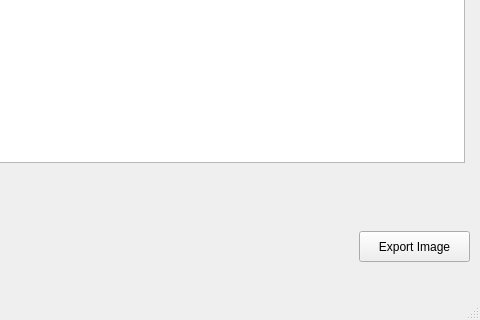
Above: mainwindowqt.ui from rozman123/MyImageProccesingApp before the change; both pictures show x 751 to 1231 and y 299 to 619 of the 1231 by 619 pixel window. Below: the same form after it.
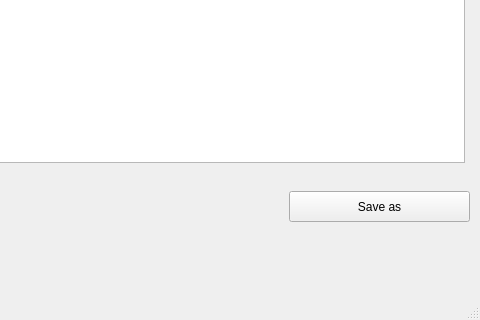
That is the form after the change.

Patch:
```diff
--- a/mainwindowqt.ui
+++ b/mainwindowqt.ui
@@ -216,14 +216,14 @@
    <widget class="QPushButton" name="exportImage">
     <property name="geometry">
      <rect>
-      <x>1110</x>
-      <y>530</y>
-      <width>111</width>
+      <x>1040</x>
+      <y>490</y>
+      <width>181</width>
       <height>31</height>
      </rect>
     </property>
     <property name="text">
-     <string>Export Image</string>
+     <string>Save as</string>
     </property>
    </widget>
   </widget>
```
Left out of the diff: 2 changed lines with no effect on the pictures.
